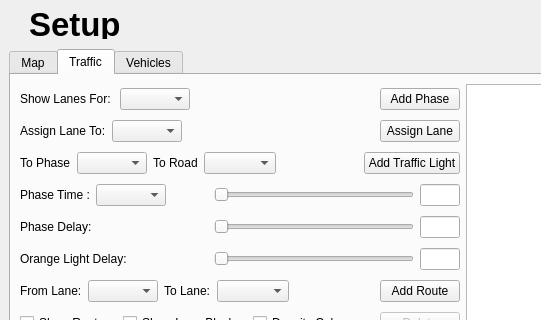
Above: src/UI/mainwindow.ui from samuelarbibe/ai-tms before the change; both pictures show x 0 to 541 and y 0 to 320 of the 1440 by 834 pixel window. Below: the same form after it.
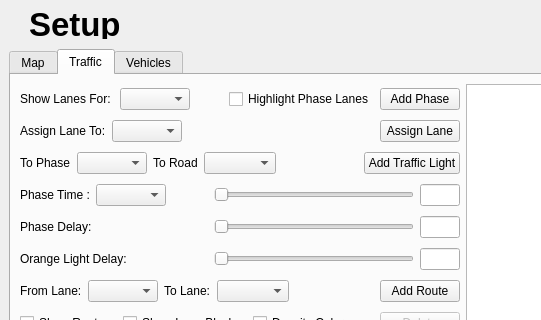
That is the form after the change. The open tabs and pages were chosen to show the change.

Diff of the .ui file:
```diff
--- a/src/UI/mainwindow.ui
+++ b/src/UI/mainwindow.ui
@@ -764,6 +764,25 @@
                     </property>
                    </spacer>
                   </item>
+                  <item>
+                   <widget class="QCheckBox" name="ShowSelectedPhaseLanesCheckBox">
+                    <property name="enabled">
+                     <bool>true</bool>
+                    </property>
+                    <property name="whatsThis">
+                     <string>Show an illustration of blocked lanes</string>
+                    </property>
+                    <property name="text">
+                     <string>Highlight Phase Lanes</string>
+                    </property>
+                    <property name="checkable">
+                     <bool>true</bool>
+                    </property>
+                    <property name="checked">
+                     <bool>false</bool>
+                    </property>
+                   </widget>
+                  </item>
                   <item>
                    <widget class="QPushButton" name="AddPhaseButton">
                     <property name="whatsThis">
```
Left out of the diff: 2 changed lines with no effect on the pictures.
